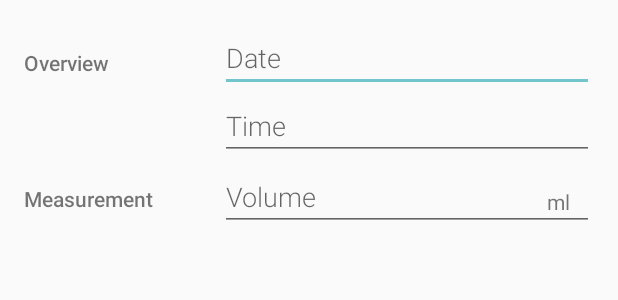
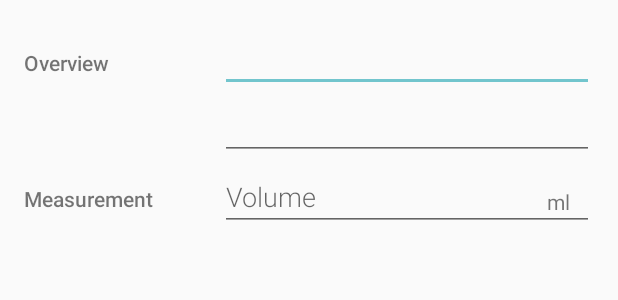
Before and after one commit to Jingyun27/WaterMama, an Android app: the layout activity_add.xml on its own in the app's theme, with its tools: preview values and no code run, on a phone screen of 412 x 824 dp. Shown: the top 300 px of the screen. Run offline under Robolectric (Android 15) with nearby library versions, the phone set to English and light mode, and no system bars.

Commit message:
v 1.1 uploaded to google play

```diff
--- a/app/src/main/res/layout/activity_add.xml
+++ b/app/src/main/res/layout/activity_add.xml
@@ -27,16 +27,14 @@
             android:layout_weight="2"
             android:paddingLeft="4dp"
             android:orientation="vertical">
-
+            <!--android:hint="@string/hint_date"--><!--android:hint="@string/hint_time"-->
             <EditText
                 android:id="@+id/edit_date"
-                android:hint="@string/hint_date"
                 android:inputType="textCapWords"
                 style="@style/EditorFieldStyle" />
 
             <EditText
                 android:id="@+id/edit_time"
-                android:hint="@string/hint_time"
                 android:inputType="textCapWords"
                 style="@style/EditorFieldStyle" />
         </LinearLayout>
```
Also changed, not shown: app/src/main/java/com/watermama/android/app/AddActivity.java (+16 -11 lines), app/src/main/res/drawable-hdpi/ic_empty_shelter.png (deleted), app/src/main/res/drawable-mdpi/ic_empty_shelter.png (deleted), app/src/main/res/drawable-xhdpi/ic_empty_shelter.png (deleted), app/src/main/res/drawable-xxhdpi/ic_empty_shelter.png (deleted), app/src/main/res/drawable-xxxhdpi/ic_empty_shelter.png (deleted), app/src/main/res/mipmap-hdpi/ic_launcher.png, app/src/main/res/mipmap-mdpi/ic_launcher.png, app/src/main/res/mipmap-xhdpi/ic_launcher.png, app/src/main/res/mipmap-xxhdpi/ic_launcher.png, app/src/main/res/mipmap-xxxhdpi/ic_launcher.png.
